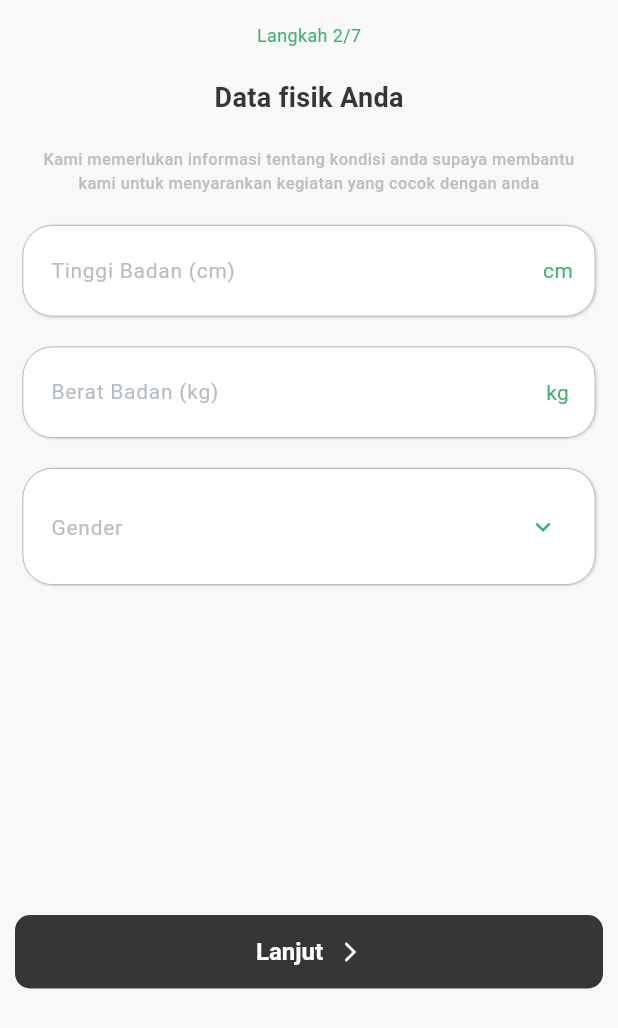
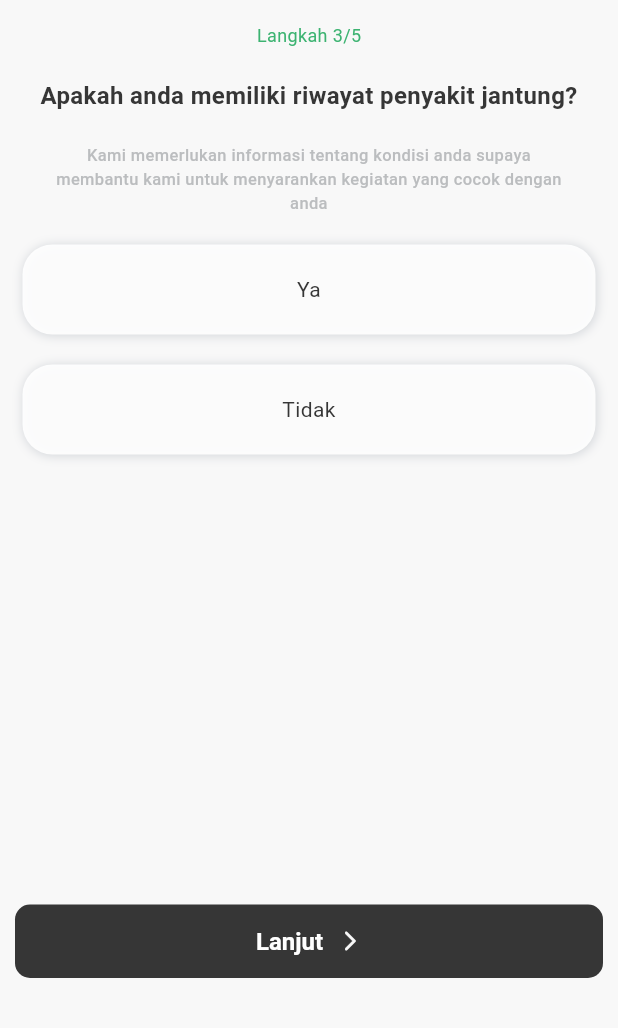
Before and after one commit to gdsc-ums/Hahu_hoheng_FitFun, a Flutter app: the QuizViewTwo screen opened by its route, after a tap on "Lanjut", on a phone screen of 412 x 824 dp. Shown: the top 1028 px of the screen. Run offline on Flutter 3.47's test engine with Material 3 defaults, Android fonts, the phone set to English and light mode, and no system bars; our stand-ins replace cloud_firestore, firebase_auth, firebase_core, flutter_svg, get; accounts and stored records are empty.

Commit message:
add pages quiz 3 and 4

```diff
--- a/lib/controllers/quiz_controller.dart
+++ b/lib/controllers/quiz_controller.dart
@@ -17,6 +17,7 @@ class QuizController extends GetxController {
   RxBool isVisible = false.obs;
   RxBool isLoading = false.obs;
   List? isChecked = [];
+  String? selectedOption;
 
   final List<String> quizWithImage = [
     'assets/icons/icon_love.svg',
@@ -37,10 +38,19 @@ class QuizController extends GetxController {
     'Perempuan',
   ];
 
+  final List<String> quizEating = [
+    'Tidak teratur',
+    'Seimbang',
+  ];
+
   @override
   void onInit() {
-    isChecked =
-        List.generate(quizWithImage.length, (index) => false);
+    isChecked = List.generate(quizWithImage.length, (index) => false);
     super.onInit();
   }
+
+  void selectOption(String valueOption) {
+    selectedOption = valueOption;
+    update();
+  }
 }
--- a/lib/main.dart
+++ b/lib/main.dart
@@ -47,8 +47,9 @@ class MyApp extends StatelessWidget {
         title: 'FitFun',
         theme: AppTheme.lightTheme,
         getPages: AppPage.pages,
-      initialBinding: isLogin ? HomeBinding() : LoginBinding(),
-      home: isLogin ? const HomeView() : const LoginView(),
+        // initialBinding: isLogin ? HomeBinding() : LoginBinding(),
+        home:
+            const SplashView() //isLogin ? const HomeView() : const LoginView(),
         );
   }
 }
--- a/lib/routes/route.dart
+++ b/lib/routes/route.dart
@@ -6,10 +6,12 @@ import 'package:hahu_hoheng_fitfun/bindings/login_binding.dart';
 import 'package:hahu_hoheng_fitfun/views/health_score.dart';
 import 'package:hahu_hoheng_fitfun/views/login.dart';
 import 'package:hahu_hoheng_fitfun/bindings/splash_binding.dart';
+import 'package:hahu_hoheng_fitfun/views/quiz/quiz_four.dart';
 import 'package:hahu_hoheng_fitfun/views/signup.dart';
 import '../bindings/signup_binding.dart';
 import '../views/home.dart';
 import '../views/quiz/quiz.dart';
+import '../views/quiz/quiz_three.dart';
 import '../views/quiz/quiz_two.dart';
 import '../views/splash.dart';
 import 'route_name.dart';
@@ -30,8 +32,7 @@ class AppPage {
         name: RouteName.home,
         page: () => const HomeView(),
         binding: HomeBinding(),
-      transition: Transition.rightToLeft
-    ),
+        transition: Transition.rightToLeft),
     GetPage(
       name: RouteName.splash,
       page: () => const SplashView(),
@@ -41,18 +42,23 @@ class AppPage {
         name: RouteName.quiz,
         page: () => const QuizView(),
         binding: QuizBinding(),
-      transition: Transition.rightToLeft
-    ),
+        transition: Transition.rightToLeft),
     GetPage(
         name: RouteName.quizTwo,
         page: () => const QuizViewTwo(),
-      transition: Transition.rightToLeft
-    ),
+        transition: Transition.rightToLeft),
+    GetPage(
+        name: RouteName.quizThree,
+        page: () => const QuizThreeView(),
+        transition: Transition.rightToLeft),
+    GetPage(
+        name: RouteName.quizFour,
+        page: () => const QuizFourView(),
+        transition: Transition.rightToLeft),
     GetPage(
         name: RouteName.healthScore,
         page: () => const HealthScoreView(),
         binding: HealthScoreBinding(),
-      transition: Transition.rightToLeft
-    )
+        transition: Transition.rightToLeft)
   ];
 }
--- a/lib/routes/route_name.dart
+++ b/lib/routes/route_name.dart
@@ -5,5 +5,7 @@ abstract class RouteName {
   static const splash = "/splash";
   static const quiz = "/quiz";
   static const quizTwo = "/quizTwo";
+  static const quizThree = "/quizThree";
+  static const quizFour = "/quizFour";
   static const healthScore = "/health-score";
 }
--- /dev/null
+++ b/lib/views/quiz/quiz_three.dart
@@ -0,0 +1,65 @@
+import 'package:flutter/material.dart';
+import 'package:get/get.dart';
+import 'package:hahu_hoheng_fitfun/routes/route_name.dart';
+import 'package:hahu_hoheng_fitfun/themes/app_color.dart';
+import 'package:hahu_hoheng_fitfun/themes/app_font.dart';
+import 'package:hahu_hoheng_fitfun/widgets/global/button_quiz.dart';
+import 'package:hahu_hoheng_fitfun/widgets/quiz/quiz_form_three.dart';
+
+class QuizThreeView extends StatelessWidget {
+  const QuizThreeView({super.key});
+
+  @override
+  Widget build(BuildContext context) {
+    return Scaffold(
+      body: SafeArea(
+          child: Column(
+        children: [
+          const SizedBox(
+            height: 15,
+          ),
+          Text(
+            'Langkah 3/5',
+            style: text12.copyWith(color: const Color(0xFF3CB371)),
+          ),
+          const SizedBox(
+            height: 20,
+          ),
+          Padding(
+            padding: const EdgeInsets.symmetric(horizontal: 8),
+            child: Text(
+              'Apakah anda memiliki riwayat penyakit jantung?',
+              style: text16.copyWith(fontWeight: FontWeight.w700),
+              textAlign: TextAlign.center,
+            ),
+          ),
+          const SizedBox(
+            height: 20,
+          ),
+          Padding(
+            padding: const EdgeInsets.symmetric(horizontal: 35),
+            child: Text(
+              'Kami memerlukan informasi tentang kondisi anda supaya membantu kami untuk menyarankan kegiatan yang cocok dengan anda',
+              style:
+                  text11.copyWith(fontWeight: FontWeight.w500, color: textGrey),
+              textAlign: TextAlign.center,
+            ),
+          ),
+          const SizedBox(
+            height: 20,
+          ),
+          const QuizFormThree(),
+          const SizedBox(
+            height: 300,
+          ),
+          ButtonQuiz(onTap: () {
+            Get.toNamed(RouteName.quizFour);
+          }),
+          const SizedBox(
+            height: 20,
+          ),
+        ],
+      )),
+    );
+  }
+}
--- a/lib/views/quiz/quiz_two.dart
+++ b/lib/views/quiz/quiz_two.dart
@@ -1,7 +1,9 @@
 import 'package:flutter/material.dart';
+import 'package:get/get.dart';
 import 'package:hahu_hoheng_fitfun/themes/app_color.dart';
 import 'package:hahu_hoheng_fitfun/themes/app_font.dart';
 
+import '../../routes/route_name.dart';
 import '../../widgets/global/button_quiz.dart';
 import '../../widgets/quiz/quiz_form_two.dart';
 
@@ -50,7 +52,11 @@ class QuizViewTwo extends StatelessWidget {
               const SizedBox(
                 height: 220,
               ),
-              const ButtonQuiz(),
+              ButtonQuiz(
+                onTap: () {
+                  Get.toNamed(RouteName.quizThree);
+                },
+              ),
             ],
           ),
         ),
--- a/lib/widgets/global/button_quiz.dart
+++ b/lib/widgets/global/button_quiz.dart
@@ -1,12 +1,13 @@
 import 'package:flutter/material.dart';
 import 'package:get/get.dart';
-import 'package:hahu_hoheng_fitfun/routes/route_name.dart';
 
 import '../../themes/app_color.dart';
 import '../../themes/app_font.dart';
 
 class ButtonQuiz extends StatelessWidget {
-  const ButtonQuiz({super.key});
+  // final String buttonTextPages;
+  final Function()? onTap;
+  const ButtonQuiz({super.key, this.onTap});
 
   @override
   Widget build(BuildContext context) {
@@ -15,10 +16,7 @@ class ButtonQuiz extends StatelessWidget {
       child: SizedBox(
         width: Get.width,
         child: ElevatedButton(
-          onPressed: () {
-            print("Tombol Next Berjalan");
-            Get.toNamed(RouteName.quizTwo);
-          },
+          onPressed: onTap,
           child: Row(
             mainAxisAlignment: MainAxisAlignment.center,
             children: [
--- a/lib/widgets/quiz/quiz_form.dart
+++ b/lib/widgets/quiz/quiz_form.dart
@@ -56,7 +56,8 @@ class QuizForm extends StatelessWidget {
                         color: Color(0xFFD3D6DA),
                         width: 2.0,
                       ),
-                          )),
+                    ),
+                  ),
                 ],
               ),
             ),
--- /dev/null
+++ b/lib/widgets/quiz/quiz_form_three.dart
@@ -0,0 +1,86 @@
+import 'package:flutter/material.dart';
+import 'package:get/get.dart';
+
+import '../../controllers/quiz_controller.dart';
+import '../../themes/app_color.dart';
+import '../../themes/app_font.dart';
+
+class QuizFormThree extends StatelessWidget {
+  const QuizFormThree({super.key});
+
+  @override
+  Widget build(BuildContext context) {
+    final controller = Get.find<QuizController>();
+    return Form(
+      child: Column(
+        children: [
+          GetBuilder<QuizController>(
+            builder: (_) => GestureDetector(
+              onTap: () {
+                controller.selectedOption = 'Ya';
+                controller.update();
+                print(controller.selectedOption);
+              },
+              child: Container(
+                width: Get.width,
+                margin: const EdgeInsets.symmetric(horizontal: 15),
+                padding: const EdgeInsets.symmetric(vertical: 20),
+                decoration: BoxDecoration(
+                    borderRadius: BorderRadius.circular(20),
+                    color: controller.selectedOption == 'Ya'
+                        ? secondaryColor // Ubah warna teks yang sesuai ketika dipilih
+                        : const Color(0xFFFFFFFF).withOpacity(0.9),
+                    boxShadow: const [
+                      BoxShadow(
+                        color: Color(0xFFD3D6DA),
+                        blurRadius: 5,
+                        offset: Offset(0.5, 0.5),
+                      )
+                    ]),
+                child: Text(
+                  'Ya',
+                  style: text14.copyWith(fontWeight: FontWeight.w400),
+                  textAlign: TextAlign.center,
+                ),
+              ),
+            ),
+          ),
+          const SizedBox(
+            height: 20,
+          ),
+          GetBuilder<QuizController>(
+            builder: (_) => GestureDetector(
+              onTap: () {
+                controller.selectedOption = 'Tidak';
+                controller.update();
+                print(controller.selectedOption);
+              },
+              child: Container(
+                width: Get.width,
+                margin: const EdgeInsets.symmetric(horizontal: 15),
+                padding: const EdgeInsets.symmetric(vertical: 20),
+                decoration: BoxDecoration(
+                    borderRadius: BorderRadius.circular(20),
+                    color: controller.selectedOption == 'Tidak'
+                        ? secondaryColor // Ubah warna teks yang sesuai ketika dipilih
+                        : const Color(0xFFFFFFFF).withOpacity(0.9),
+                    boxShadow: const [
+                      BoxShadow(
+                        color: Color(0xFFD3D6DA),
+                        blurRadius: 5,
+                        offset: Offset(0.5, 0.5),
+                      )
+                    ]),
+                child: Text(
+                  'Tidak',
+                  style: text14.copyWith(fontWeight: FontWeight.w400),
+                  textAlign: TextAlign.center,
+                ),
+              ),
+            ),
+          ),
+        ],
+      ),
+    );
+  }
+}
```
Also changed, not shown: lib/views/quiz/quiz.dart (+7 -1 lines), lib/views/quiz/quiz_four.dart (added, +66 -0 lines), lib/widgets/quiz/quiz_form_four.dart (added, +71 -0 lines). Lines whose indentation alone changed are shown as unchanged.
